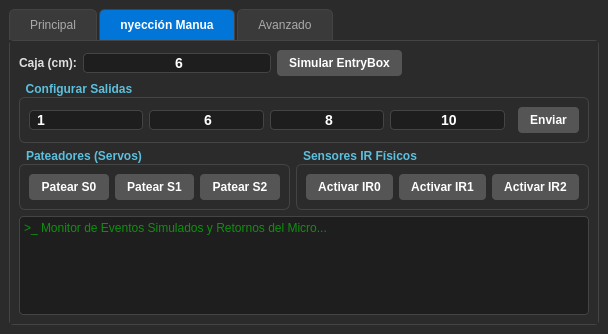
Matiasecheve/Qt-Comunication-AVR-, file mainwindow.ui: the form before one commit.
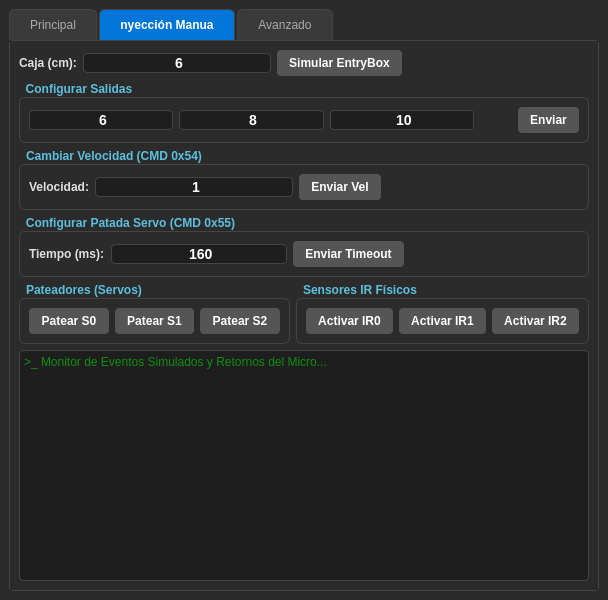
The form after the commit.

Commit message: Implementacion de patada con timeout

The edit to the form file:
```diff
--- a/mainwindow.ui
+++ b/mainwindow.ui
@@ -6,8 +6,8 @@
    <rect>
     <x>0</x>
     <y>0</y>
-    <width>508</width>
-    <height>334</height>
+    <width>507</width>
+    <height>600</height>
    </rect>
   </property>
   <property name="windowTitle">
@@ -205,13 +205,6 @@
            <string>Configurar Salidas</string>
           </property>
           <layout class="QHBoxLayout" name="horizontalLayout_cfg">
-           <item>
-            <widget class="QLineEdit" name="Vel">
-             <property name="text">
-              <string>1</string>
-             </property>
-            </widget>
-           </item>
            <item>
             <widget class="QLineEdit" name="Out0Config">
              <property name="text">
@@ -265,6 +258,98 @@
           </layout>
          </widget>
         </item>
+        <item>
+         <widget class="QGroupBox" name="gVelocidad_indep">
+          <property name="title">
+           <string>Cambiar Velocidad (CMD 0x54)</string>
+          </property>
+          <layout class="QHBoxLayout" name="horizontalLayout_vel_indep">
+           <item>
+            <widget class="QLabel" name="lblTextVel">
+             <property name="text">
+              <string>Velocidad:</string>
+             </property>
+            </widget>
+           </item>
+           <item>
+            <widget class="QLineEdit" name="textvel">
+             <property name="text">
+              <string>1</string>
+             </property>
+             <property name="alignment">
+              <set>Qt::AlignmentFlag::AlignCenter</set>
+             </property>
+            </widget>
+           </item>
+           <item>
+            <widget class="QPushButton" name="sendVel">
+             <property name="text">
+              <string>Enviar Vel</string>
+             </property>
+            </widget>
+           </item>
+           <item>
+            <spacer name="horizontalSpacer_vel_indep">
+             <property name="orientation">
+              <enum>Qt::Orientation::Horizontal</enum>
+             </property>
+             <property name="sizeHint" stdset="0">
+              <size>
+               <width>40</width>
+               <height>20</height>
+              </size>
+             </property>
+            </spacer>
+           </item>
+          </layout>
+         </widget>
+        </item>
+        <item>
+         <widget class="QGroupBox" name="gTimeout_servo">
+          <property name="title">
+           <string>Configurar Patada Servo (CMD 0x55)</string>
+          </property>
+          <layout class="QHBoxLayout" name="horizontalLayout_timeout">
+           <item>
+            <widget class="QLabel" name="lblTextTimeout">
+             <property name="text">
+              <string>Tiempo (ms):</string>
+             </property>
+            </widget>
+           </item>
+           <item>
+            <widget class="QLineEdit" name="textTimeout">
+             <property name="text">
+              <string>160</string>
+             </property>
+             <property name="alignment">
+              <set>Qt::AlignmentFlag::AlignCenter</set>
+             </property>
+            </widget>
+           </item>
+           <item>
+            <widget class="QPushButton" name="sendTimeout">
+             <property name="text">
+              <string>Enviar Timeout</string>
+             </property>
+            </widget>
+           </item>
+           <item>
+            <spacer name="horizontalSpacer_timeout">
+             <property name="orientation">
+              <enum>Qt::Orientation::Horizontal</enum>
+             </property>
+             <property name="sizeHint" stdset="0">
+              <size>
+               <width>40</width>
+               <height>20</height>
+              </size>
+             </property>
+            </spacer>
+           </item>
+          </layout>
+         </widget>
+        </item>
         <item>
          <layout class="QHBoxLayout" name="horizontalLayout_hardware">
           <item>
```
The commit also changes 8 other files.
